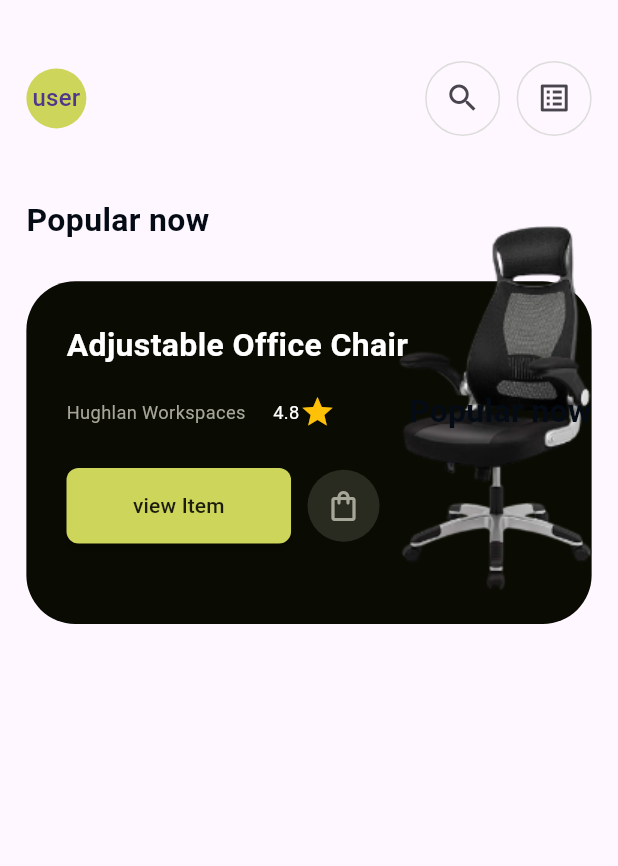
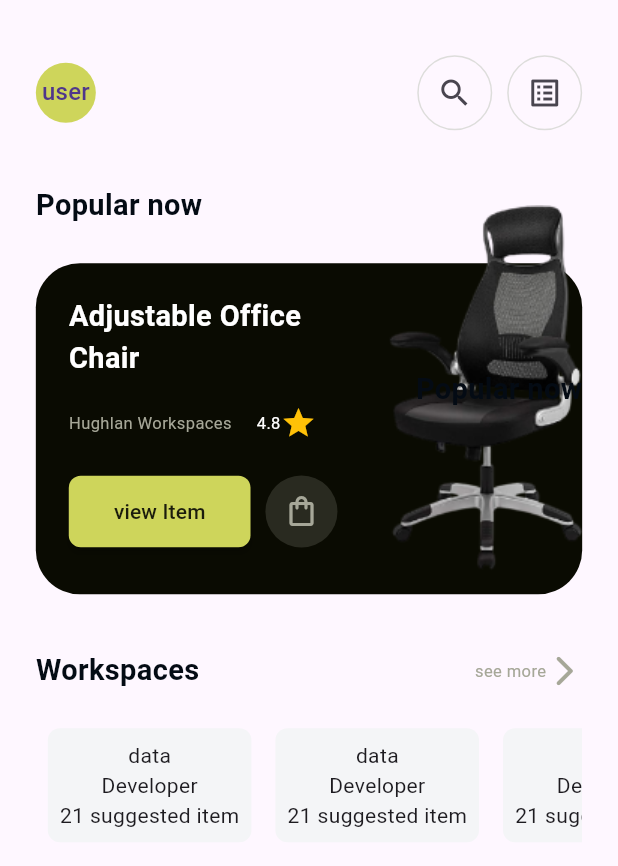
Before and after one commit to mohamadgazer/e-commerce, a Flutter app: the HomeView screen opened directly, on a phone screen of 412 x 824 dp. Shown: the top 866 px of the screen. Run offline on Flutter 3.47's test engine with Material 3 defaults, Android fonts, the phone set to English and light mode, and no system bars; our stand-ins replace flutter_screenutil; Roboto replaces fonts that are missing (AvenirLTStd-Black, AvenirLTStd-Book).

Commit message:
- add workspace photos.

```diff
--- /dev/null
+++ b/lib/features/Home/view/widget/head_line.dart
@@ -0,0 +1,42 @@
+import 'package:flutter/material.dart';
+import 'package:installment/core/app_text_style_manger.dart';
+import 'package:installment/core/theming/app_color.dart';
+import 'package:installment/generated/l10n.dart';
+
+class HeadLine extends StatelessWidget {
+  final void Function()? onTap;
+  final String text;
+  const HeadLine({
+    super.key,
+    this.onTap,
+    required this.text,
+  });
+
+  @override
+  Widget build(BuildContext context) {
+    return GestureDetector(
+      onTap: onTap,
+      child: Row(
+        mainAxisAlignment: MainAxisAlignment.spaceBetween,
+        children: [
+          Text(
+            text,
+            style: AppTextStyleManger.s21BlackBlack,
+          ),
+          Row(
+            children: [
+              Text(
+                S.of(context).see_more,
+                style: AppTextStyleManger.s12BookgreyDeeper,
+              ),
+              Icon(
+                Icons.arrow_forward_ios_rounded,
+                color: AppColorManger.greyDeeper,
+              )
+            ],
+          ),
+        ],
+      ),
+    );
+  }
+}
--- a/lib/features/Home/view/widget/home_body.dart
+++ b/lib/features/Home/view/widget/home_body.dart
@@ -4,6 +4,7 @@ import 'package:installment/features/auth/widget/body_template.dart';
 
 import 'popular_stack.dart';
 import 'top_home_body.dart';
+import 'work_spaces_body.dart';
 
 class HomeBody extends StatelessWidget {
   const HomeBody({
@@ -17,6 +18,8 @@ class HomeBody extends StatelessWidget {
         const TopHomeBody(),
         SizedBox(height: 40.h),
         const PopularStack(),
+        SizedBox(height: 40.h),
+        const WorkSpacesBody(),
       ],
     );
   }
--- a/lib/features/Home/view/widget/popular_container_body.dart
+++ b/lib/features/Home/view/widget/popular_container_body.dart
@@ -30,7 +30,7 @@ class PopularContainerBody extends StatelessWidget {
           crossAxisAlignment: CrossAxisAlignment.start,
           children: [
             SizedBox(
-              width: containerWidth / 1.6,
+              width: containerWidth / 1.9,
               child: Column(
                 crossAxisAlignment: CrossAxisAlignment.start,
                 children: children,
--- /dev/null
+++ b/lib/features/Home/view/widget/work_spaces_body.dart
@@ -0,0 +1,57 @@
+import 'package:flutter/material.dart';
+import 'package:installment/core/padding_helper.dart';
+import 'package:installment/core/theming/app_color.dart';
+import 'package:installment/features/Home/view/widget/head_line.dart';
+import 'package:installment/generated/l10n.dart';
+
+class WorkSpacesBody extends StatelessWidget {
+  const WorkSpacesBody({
+    super.key,
+  });
+
+  @override
+  Widget build(BuildContext context) {
+    return Column(
+      children: [
+        HeadLine(
+          onTap: () {},
+          text: S.of(context).workspaces,
+        ),
+        SizedBox(height: PH.h18),
+        SingleChildScrollView(
+          physics: const BouncingScrollPhysics(),
+          scrollDirection: Axis.horizontal,
+          child: Row(
+            mainAxisAlignment: MainAxisAlignment.spaceBetween,
+            children: [
+              ...List.generate(
+                5,
+                (index) => Padding(
+                  padding: const EdgeInsets.all(8.0),
+                  child: Container(
+                    decoration: BoxDecoration(
+                      borderRadius: BorderRadius.all(
+                        Radius.circular(PH.r8),
+                      ),
+                      color: AppColorManger.whiteShade,
+                    ),
+                    child: const Padding(
+                      padding: EdgeInsets.all(8.0),
+                      child: Column(
+                        children: [
+                          Text("data"),
+                          Text("Developer"),
+                          Text("21 suggested item"),
+                        ],
+                      ),
+                    ),
+                  ),
+                ),
+              ),
+            ],
+          ),
+        )
+      ],
+    );
+  }
+}
--- a/lib/features/auth/widget/body_template.dart
+++ b/lib/features/auth/widget/body_template.dart
@@ -12,7 +12,7 @@ class BodyTemplate extends StatelessWidget {
   Widget build(BuildContext context) {
     return SafeArea(
       child: Padding(
-        padding: EdgeInsets.symmetric(horizontal: PH.w16, vertical: PH.h40),
+        padding: EdgeInsets.symmetric(horizontal: PH.w24, vertical: PH.h40),
 
         // make scroll
         child: SingleChildScrollView(
--- a/lib/l10n/intl_ar.arb
+++ b/lib/l10n/intl_ar.arb
@@ -82,6 +82,7 @@
     "home_popular":"كرسي مكتب قابل للتعديل",
     "hughlan_Workspaces":"Hughlan Workspaces",
     "rate_48":"4.8",
-    "workspaces":"مساحات العمل"
+    "workspaces":"مساحات العمل",
+    "see_more":"المزيد"
 
     }
--- a/lib/l10n/intl_en.arb
+++ b/lib/l10n/intl_en.arb
@@ -79,7 +79,8 @@
     "home_popular":"Adjustable Office Chair",
     "hughlan_Workspaces":"Hughlan Workspaces",
     "rate_48":"4.8",
-    "workspaces":"Workspaces"
+    "workspaces":"Workspaces",
+    "see_more":"see more"
 
 
 
--- a/lib/main_app.dart
+++ b/lib/main_app.dart
@@ -14,7 +14,7 @@ class MainApp extends StatelessWidget {
   @override
   Widget build(BuildContext context) {
     return ScreenUtilInit(
-      designSize: const Size(375, 812),
+      designSize: const Size(414, 896),
       minTextAdapt: true,
       child: MaterialApp(
         //theme
```
Also changed, not shown: assets/images/home_w02.png (added), assets/images/home_w03.png (added), assets/images/home_w04.png (added), assets/images/home_w05.png (added), assets/images/home_w_01.png (added), lib/generated/intl/messages_ar.dart, lib/generated/intl/messages_en.dart, lib/generated/l10n.dart.
